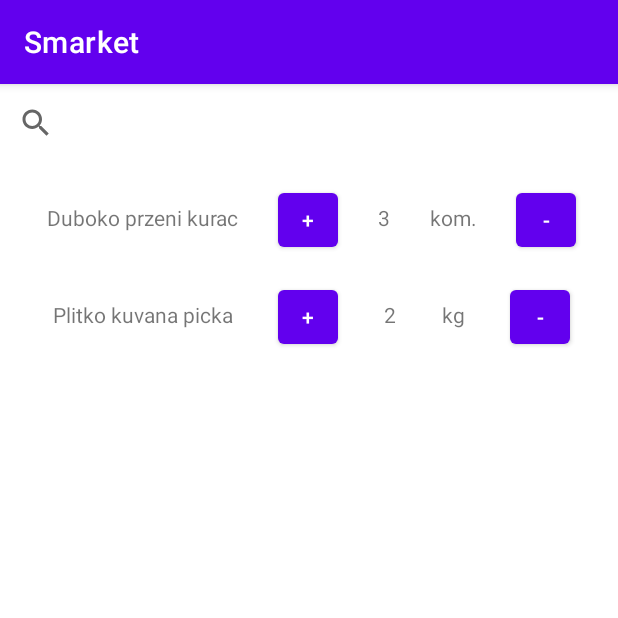
After one commit to PavleSekesan/Smarket, an Android app: the FridgeActivity screen opened directly, with no data from a screen before it, on a phone screen of 412 x 824 dp, the top half of it. The commit adds this screen. Run offline under Robolectric (Android 15) with nearby library versions, the phone set to English and light mode, and no system bars.

Commit message:
Fridge Activity

```diff
--- a/app/src/main/AndroidManifest.xml
+++ b/app/src/main/AndroidManifest.xml
@@ -9,6 +9,9 @@
         android:roundIcon="@mipmap/ic_launcher_round"
         android:supportsRtl="true"
         android:theme="@style/Theme.Smarket">
+        <activity
+            android:name=".FridgeActivity"
+            android:exported="false" />
         <activity
             android:name=".SettingsActivity"
             android:exported="false" />
--- /dev/null
+++ b/app/src/main/java/com/example/smarket/FridgeActivity.kt
@@ -0,0 +1,18 @@
+package com.example.smarket
+
+import androidx.appcompat.app.AppCompatActivity
+import android.os.Bundle
+import androidx.recyclerview.widget.LinearLayoutManager
+import androidx.recyclerview.widget.RecyclerView
+
+class FridgeActivity : AppCompatActivity() {
+    override fun onCreate(savedInstanceState: Bundle?) {
+        super.onCreate(savedInstanceState)
+        setContentView(R.layout.activity_fridge)
+
+        val itemsRecyclerView : RecyclerView = findViewById(R.id.recyclerView)
+        var fridgeItems : List<FridgeItem> = listOf(FridgeItem("Duboko przeni kurac", 3, "kom."), FridgeItem("Plitko kuvana picka", 2, "kg"))
+        itemsRecyclerView.adapter = FridgeItemsAdapter(fridgeItems)
+        itemsRecyclerView.layoutManager = LinearLayoutManager(this)
+    }
+}
--- /dev/null
+++ b/app/src/main/java/com/example/smarket/FridgeItemsAdapter.kt
@@ -0,0 +1,71 @@
+package com.example.smarket
+
+import android.view.LayoutInflater
+import android.view.View
+import android.view.ViewGroup
+import android.widget.Button
+import android.widget.TextView
+import androidx.recyclerview.widget.RecyclerView
+
+
+class FridgeItem(val name: String, var quantity: Int, val measuringUnit: String) {
+
+}
+
+class FridgeItemsAdapter(private var fridgeItems: List<FridgeItem>) :
+    RecyclerView.Adapter<FridgeItemsAdapter.ViewHolder>()  {
+    /**
+     * Provide a reference to the type of views that you are using
+     * (custom ViewHolder).
+     */
+    class ViewHolder(view: View) : RecyclerView.ViewHolder(view) {
+        val itemName: TextView
+        val quantity: TextView
+        val measuringUnit: TextView
+        val add: Button
+        val subtract: Button
+
+        init {
+            // Define click listener for the ViewHolder's View.
+            itemName = view.findViewById(R.id.nameTextView)
+            quantity = view.findViewById(R.id.quantityTextView)
+            measuringUnit = view.findViewById(R.id.measuringUnitTextView)
+            add = view.findViewById(R.id.addButton)
+            subtract = view.findViewById(R.id.subtractButton)
+        }
+    }
+
+    // Create new views (invoked by the layout manager)
+    override fun onCreateViewHolder(viewGroup: ViewGroup, viewType: Int): ViewHolder {
+        // Create a new view, which defines the UI of the list item
+        val view = LayoutInflater.from(viewGroup.context)
+            .inflate(R.layout.fridge_item, viewGroup, false)
+
+        return ViewHolder(view)
+    }
+
+    // Replace the contents of a view (invoked by the layout manager)
+    override fun onBindViewHolder(viewHolder: ViewHolder, position: Int) {
+
+        // Get element from your dataset at this position and replace the
+        // contents of the view with that element
+        val context = viewHolder.itemView.context
+        val item = fridgeItems[position]
+        if (item != null)
+        {
+            viewHolder.itemName.text = item.name
+            viewHolder.quantity.text = item.quantity.toString()
+            viewHolder.measuringUnit.text = item.measuringUnit
+            /*viewHolder.add.setOnClickListener {
+                increaseItem(position)
+            }
+            viewHolder.subtract.setOnClickListener {
+                decreaseItem(position)
+            }*/
+        }
+    }
+
+    // Return the size of your dataset (invoked by the layout manager)
+    override fun getItemCount() = fridgeItems.size
+
+}
--- a/app/src/main/java/com/example/smarket/MainActivity.kt
+++ b/app/src/main/java/com/example/smarket/MainActivity.kt
@@ -47,6 +47,12 @@ class MainActivity : AppCompatActivity() {
         val settingsFab = findViewById<FloatingActionButton>(R.id.fabSettings)
         settingsFab.setOnClickListener {
             val intent = Intent(this, SettingsActivity::class.java)
+            startActivity(intent)
+        }
+
+        val fridgeFab = findViewById<FloatingActionButton>(R.id.fabFridge)
+        fridgeFab.setOnClickListener {
+            val intent = Intent(this, FridgeActivity::class.java)
             startActivity(intent)
         }
     }
--- /dev/null
+++ b/app/src/main/res/layout/activity_fridge.xml
@@ -0,0 +1,29 @@
+<?xml version="1.0" encoding="utf-8"?>
+<androidx.constraintlayout.widget.ConstraintLayout xmlns:android="http://schemas.android.com/apk/res/android"
+    xmlns:app="http://schemas.android.com/apk/res-auto"
+    xmlns:tools="http://schemas.android.com/tools"
+    android:layout_width="match_parent"
+    android:layout_height="match_parent"
+    tools:context=".FridgeActivity">
+
+    <androidx.recyclerview.widget.RecyclerView
+        android:id="@+id/recyclerView"
+        android:layout_width="409dp"
+        android:layout_height="0dp"
+        android:layout_marginStart="1dp"
+        android:layout_marginEnd="1dp"
+        app:layout_constraintBottom_toBottomOf="parent"
+        app:layout_constraintEnd_toEndOf="parent"
+        app:layout_constraintStart_toStartOf="parent"
+        app:layout_constraintTop_toBottomOf="@+id/searchView" />
+
+    <SearchView
+        android:id="@+id/searchView"
+        android:layout_width="0dp"
+        android:layout_height="wrap_content"
+        android:layout_marginTop="2dp"
+        app:layout_constraintBottom_toTopOf="@+id/recyclerView"
+        app:layout_constraintEnd_toEndOf="@+id/recyclerView"
+        app:layout_constraintStart_toStartOf="parent"
+        app:layout_constraintTop_toTopOf="parent" />
+</androidx.constraintlayout.widget.ConstraintLayout>
--- /dev/null
+++ b/app/src/main/res/layout/fridge_item.xml
@@ -0,0 +1,66 @@
+<?xml version="1.0" encoding="utf-8"?>
+<androidx.constraintlayout.widget.ConstraintLayout xmlns:android="http://schemas.android.com/apk/res/android"
+    xmlns:app="http://schemas.android.com/apk/res-auto"
+    xmlns:tools="http://schemas.android.com/tools"
+    android:layout_width="match_parent"
+    android:layout_height="wrap_content">
+
+    <Button
+        android:id="@+id/addButton"
+        android:layout_width="40dp"
+        android:layout_height="wrap_content"
+        android:layout_marginTop="16dp"
+        android:text="+"
+        app:layout_constraintBottom_toBottomOf="parent"
+        app:layout_constraintEnd_toStartOf="@+id/quantityTextView"
+        app:layout_constraintStart_toEndOf="@id/nameTextView"
+        app:layout_constraintTop_toTopOf="parent" />
+
+    <Button
+        android:id="@+id/subtractButton"
+        android:layout_width="40dp"
+        android:layout_height="wrap_content"
+        android:layout_marginTop="16dp"
+        android:text="-"
+        app:layout_constraintBottom_toBottomOf="parent"
+        app:layout_constraintEnd_toEndOf="parent"
+        app:layout_constraintStart_toEndOf="@id/measuringUnitTextView"
+        app:layout_constraintTop_toTopOf="parent" />
+
+    <TextView
+        android:id="@+id/quantityTextView"
+        android:layout_width="wrap_content"
+        android:layout_height="wrap_content"
+        android:layout_marginTop="29dp"
+        android:layout_marginBottom="16dp"
+        android:text="TextView"
+        app:layout_constraintBottom_toBottomOf="parent"
+        app:layout_constraintEnd_toStartOf="@+id/measuringUnitTextView"
+        app:layout_constraintStart_toEndOf="@id/addButton"
+        app:layout_constraintTop_toTopOf="parent" />
+
+    <TextView
+        android:id="@+id/measuringUnitTextView"
+        android:layout_width="wrap_content"
+        android:layout_height="wrap_content"
+        android:layout_marginTop="29dp"
+        android:layout_marginBottom="16dp"
+        android:text="TextView"
+        app:layout_constraintBottom_toBottomOf="parent"
+        app:layout_constraintEnd_toStartOf="@+id/subtractButton"
+        app:layout_constraintStart_toEndOf="@id/quantityTextView"
+        app:layout_constraintTop_toTopOf="parent" />
+
+    <TextView
+        android:id="@+id/nameTextView"
+        android:layout_width="wrap_content"
+        android:layout_height="wrap_content"
+        android:layout_marginStart="3dp"
+        android:layout_marginTop="29dp"
+        android:layout_marginBottom="16dp"
+        android:text="TextView"
+        app:layout_constraintBottom_toBottomOf="parent"
+        app:layout_constraintEnd_toStartOf="@+id/addButton"
+        app:layout_constraintStart_toStartOf="parent"
+        app:layout_constraintTop_toTopOf="parent" />
+</androidx.constraintlayout.widget.ConstraintLayout>
--- a/app/src/main/res/layout/navigation.xml
+++ b/app/src/main/res/layout/navigation.xml
@@ -26,11 +26,11 @@
         android:clickable="true"
         app:layout_constraintBottom_toBottomOf="parent"
         app:layout_constraintLeft_toRightOf="@id/fabSettings"
-        app:layout_constraintRight_toLeftOf="@id/floatingActionButton3"
+        app:layout_constraintRight_toLeftOf="@id/fabFridge"
         app:srcCompat="@drawable/ic_add_20" />
 
     <com.google.android.material.floatingactionbutton.FloatingActionButton
-        android:id="@+id/floatingActionButton3"
+        android:id="@+id/fabFridge"
         android:layout_width="wrap_content"
         android:layout_height="wrap_content"
         android:layout_marginBottom="8dp"
@@ -47,7 +47,7 @@
         android:layout_marginBottom="8dp"
         android:clickable="true"
         app:layout_constraintBottom_toBottomOf="parent"
-        app:layout_constraintLeft_toRightOf="@id/floatingActionButton3"
+        app:layout_constraintLeft_toRightOf="@id/fabFridge"
         app:layout_constraintRight_toRightOf="parent"
         app:srcCompat="@drawable/ic_notes_24" />
 </androidx.constraintlayout.widget.ConstraintLayout>
--- a/build.gradle
+++ b/build.gradle
@@ -7,7 +7,7 @@ buildscript {
     }
     dependencies {
         classpath 'com.android.tools.build:gradle:7.0.4'
-        classpath "org.jetbrains.kotlin:kotlin-gradle-plugin:1.5.20"
+        classpath 'org.jetbrains.kotlin:kotlin-gradle-plugin:1.6.10'
 
         // NOTE: Do not place your application dependencies here; they belong
         // in the individual module build.gradle files
```
